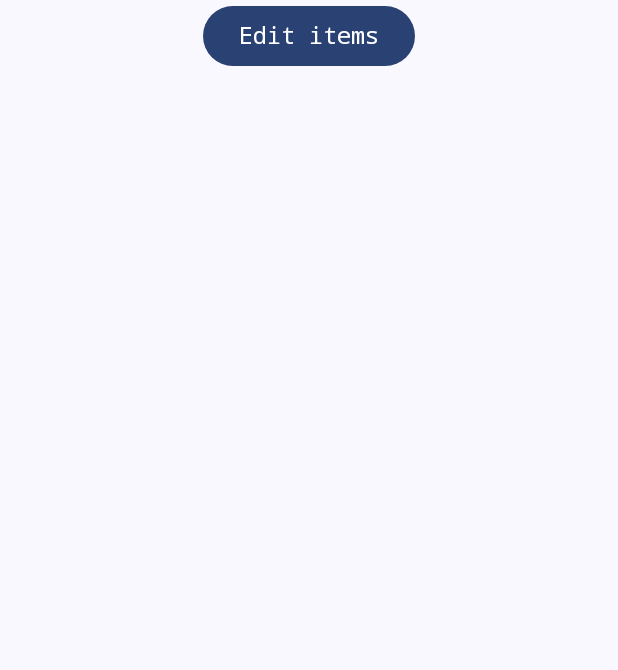
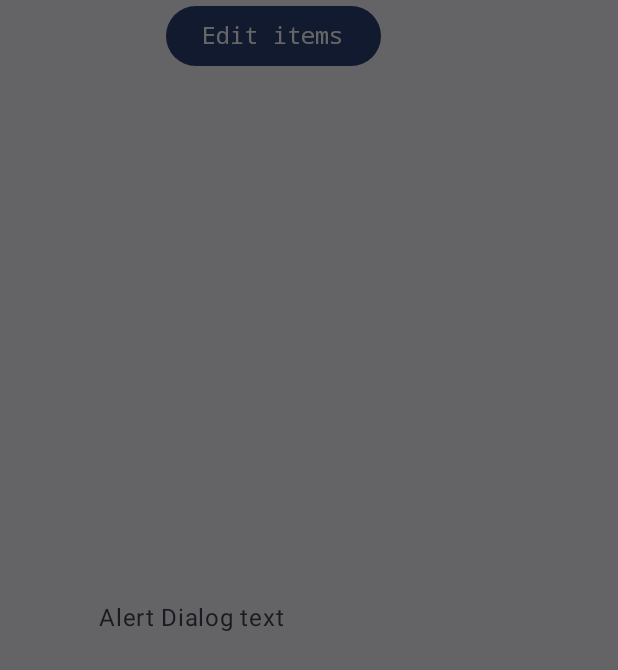
Before and after one commit to gavri1990/ShoppingListDemoApp, an Android app built with Jetpack Compose: the screen it shows after launch (MainActivity), after a tap on "Edit items", on a phone screen of 412 x 824 dp. Shown: the top 670 px of the screen. Run offline under Robolectric (Android 15) with nearby library versions, the phone set to English and light mode, and no system bars.

Commit message:
Added LazyColumn and BasicAlertDialog

```diff
--- a/src/main/java/com/example/shoppinglist/MainActivity.kt
+++ b/src/main/java/com/example/shoppinglist/MainActivity.kt
@@ -4,26 +4,14 @@ import android.os.Bundle
 import androidx.activity.ComponentActivity
 import androidx.activity.compose.setContent
 import androidx.activity.enableEdgeToEdge
-import androidx.compose.foundation.layout.Arrangement
-import androidx.compose.foundation.layout.Box
-import androidx.compose.foundation.layout.Column
-import androidx.compose.foundation.layout.Row
 import androidx.compose.foundation.layout.fillMaxSize
-import androidx.compose.foundation.layout.fillMaxWidth
 import androidx.compose.foundation.layout.padding
-import androidx.compose.material3.Button
+import androidx.compose.foundation.layout.statusBarsPadding
+import androidx.compose.foundation.layout.systemBarsPadding
 import androidx.compose.material3.Scaffold
-import androidx.compose.material3.Text
-import androidx.compose.runtime.Composable
-import androidx.compose.ui.Alignment
 import androidx.compose.ui.Modifier
-import androidx.compose.ui.graphics.Color
-import androidx.compose.ui.text.TextStyle
-import androidx.compose.ui.text.font.FontFamily
-import androidx.compose.ui.text.font.FontStyle
-import androidx.compose.ui.tooling.preview.Preview
-import androidx.compose.ui.unit.sp
 import com.example.shoppinglist.ui.theme.ShoppingListTheme
+import com.example.shoppinglist.ui.theme.home.ShoppingList
 
 class MainActivity : ComponentActivity() {
     override fun onCreate(savedInstanceState: Bundle?) {
@@ -31,52 +19,14 @@ class MainActivity : ComponentActivity() {
         enableEdgeToEdge()
         setContent {
             ShoppingListTheme {
-                Scaffold(modifier = Modifier.fillMaxSize()) { innerPadding ->
+                Scaffold(
+                    modifier = Modifier.fillMaxSize()) { innerPadding ->
                     ShoppingList(modifier = Modifier
                         .fillMaxSize()
-                        .padding(innerPadding))
+                        .padding(innerPadding)
+                        .statusBarsPadding())
                 }
             }
         }
     }
 }
-
-@Composable
-fun ShoppingList(modifier: Modifier = Modifier){
-    val customTextStyle = TextStyle(color = Color.White, fontSize = 16.sp, fontFamily = FontFamily.Monospace)
-    val itemsButtonText = "Edit items"
-    Column(
-        modifier = Modifier.fillMaxSize()) {
-        Row(
-            modifier = Modifier.fillMaxWidth(),
-            horizontalArrangement = Arrangement.Center
-        ) {
-            Box {
-                Button(onClick = {}) {
-                    Text(
-                        itemsButtonText,
-                        fontSize = 16.sp,
-                        fontStyle = FontStyle.Normal,
-                        style = customTextStyle
-                    )
-                }
-            }
-        }
-    }
-}
-
-@Composable
-fun Greeting(name: String, modifier: Modifier = Modifier) {
-    Text(
-        text = "Hello $name!",
-        modifier = modifier
-    )
-}
-
-@Preview(showBackground = true)
-@Composable
-fun ShoppingListPreview(){
-    ShoppingListTheme {
-        ShoppingList()
-    }
-}
```
